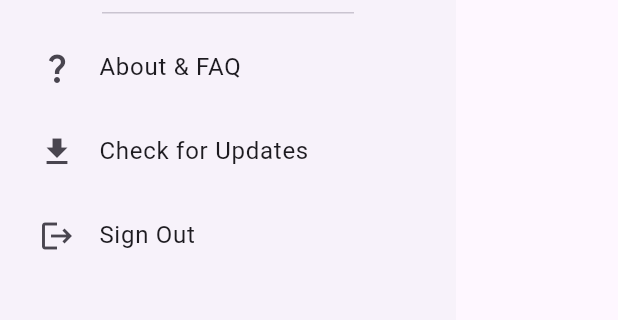
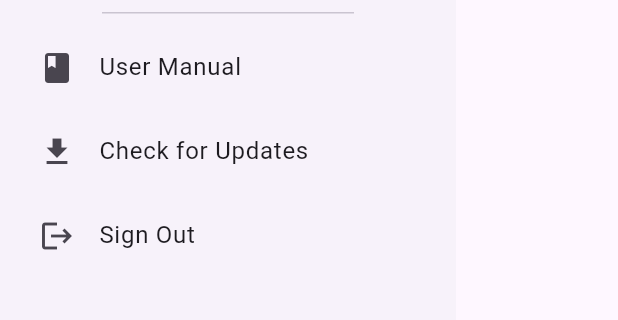
Before and after one commit to gabrielSantoc/myEUC-x-Supabase, a Flutter app: the MyDrawer widget shown alone on an empty page, opened directly, on a phone screen of 412 x 824 dp, the part 228-548 px from its top. Run offline on Flutter 3.47's test engine with Material 3 defaults, Android fonts, the phone set to English and light mode, and no system bars; our stand-ins replace convex_bottom_bar, flutter_markdown, hive, hive_flutter, loading_animation_widget, page_transition and 1 more; missing offline and left inert: onesignal_flutter; accounts and stored records are empty; network calls fail.

Commit message:
user manual

```diff
--- a/lib/auth/auth.dart
+++ b/lib/auth/auth.dart
@@ -63,7 +63,7 @@ class _AuthScreenState extends State<AuthScreen> {
           if(snapshot.hasData) {
 
             print("SESSION ::: $session");
-            if(session != null) {
+            if(session != null)  {
               updateAnalytics(session.user.id);
 
 
--- a/lib/components/my_drawer.dart
+++ b/lib/components/my_drawer.dart
@@ -1,5 +1,6 @@
 import 'package:flutter/material.dart';
 import 'package:myeuc_x_supabase/auth/auth.dart';
+import 'package:myeuc_x_supabase/components/manual.dart';
 import 'package:myeuc_x_supabase/utils/markdown_utils.dart';
 import 'package:myeuc_x_supabase/main.dart';
 import 'package:myeuc_x_supabase/shared/alert.dart';
@@ -23,9 +24,10 @@ class MyDrawer extends StatelessWidget {
         Padding(
           padding: const EdgeInsets.only(left: 10.0),
           child: ListTile(
-            leading: Icon(Icons.question_mark_outlined),
-            title: Text('About & FAQ'),
-            onTap: () => {null
+            leading: Icon(Icons.book),
+            title: Text('User Manual'),
+            onTap: () => {
+              Navigator.push(context, MaterialPageRoute(builder: (context)=> Manual()))
             },
           ),
         ),
```
Also changed, not shown: lib/components/manual.dart (added, +37 -0 lines), 1 other file.
